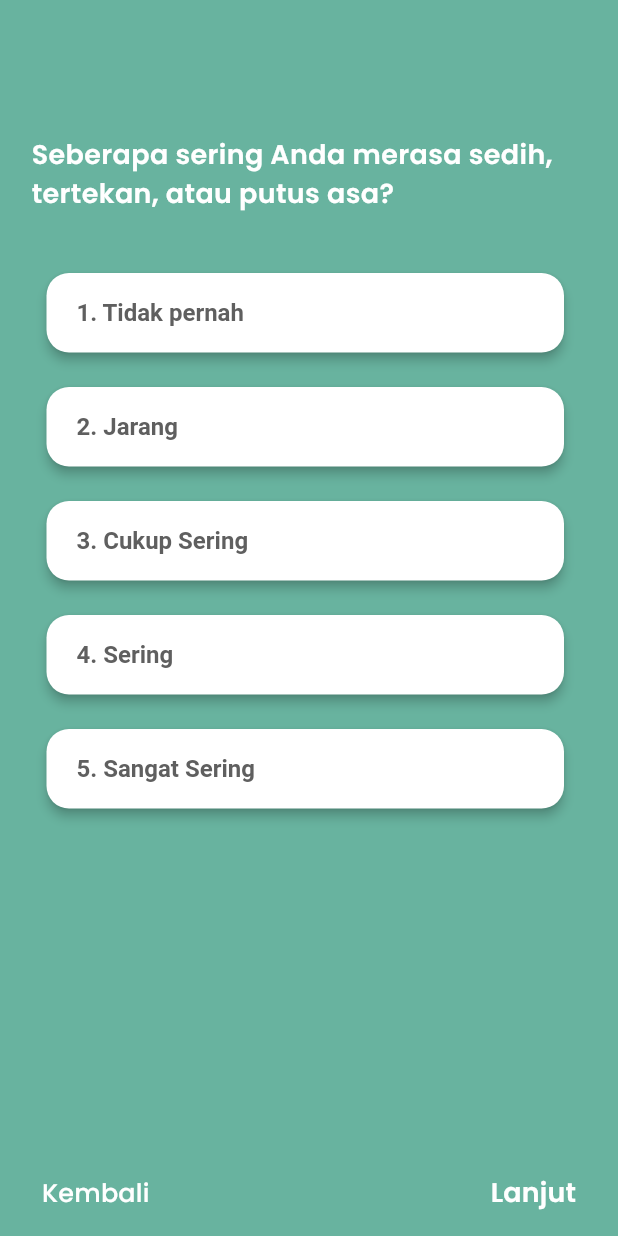
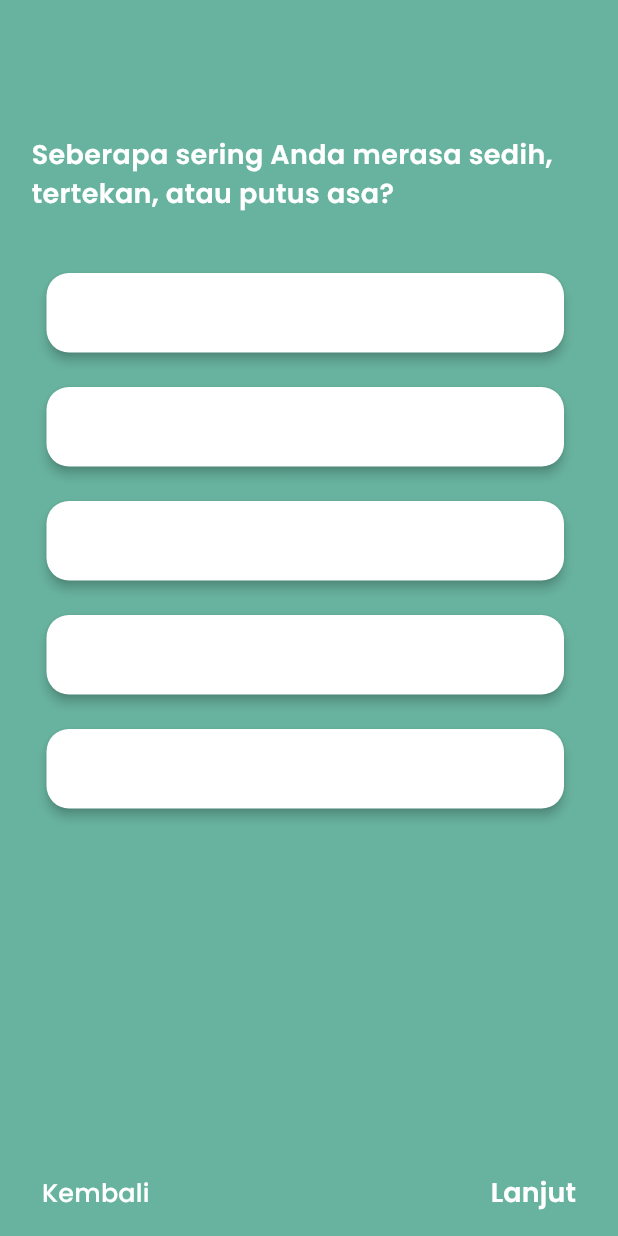
Before and after one commit to afikque23/Mental_Health_App, a Flutter app: the MoodSurveyScreen screen opened directly, on a phone screen of 412 x 824 dp. Run offline on Flutter 3.47's test engine with Material 3 defaults, Android fonts, the phone set to English and light mode, and no system bars; our stand-ins replace flutter_bloc, flutter_svg, hydrated_bloc, introduction_screen; network calls fail; project files that could hold a hidden picture were left out.

Commit message:
Merge branch 'akmal' of https://github.com/afikque23/Mental_Health_App into arya

```diff
--- a/lib/screening.dart
+++ b/lib/screening.dart
@@ -203,11 +203,11 @@
               alignment: Alignment.centerLeft,
               child: Text(
                 text,
-                style: GoogleFonts.poppins(
-                  textStyle: const TextStyle(
-                    fontSize: 16,
-                    fontWeight: FontWeight.normal,
-                  ),
+                style: const TextStyle(
+                  fontSize: 18,
+                  fontWeight: FontWeight.w600,
+                  fontFamily: 'Poppins',
+                  color: Colors.white,
                 ),
                 overflow: TextOverflow.ellipsis,
                 maxLines: 1,
```
